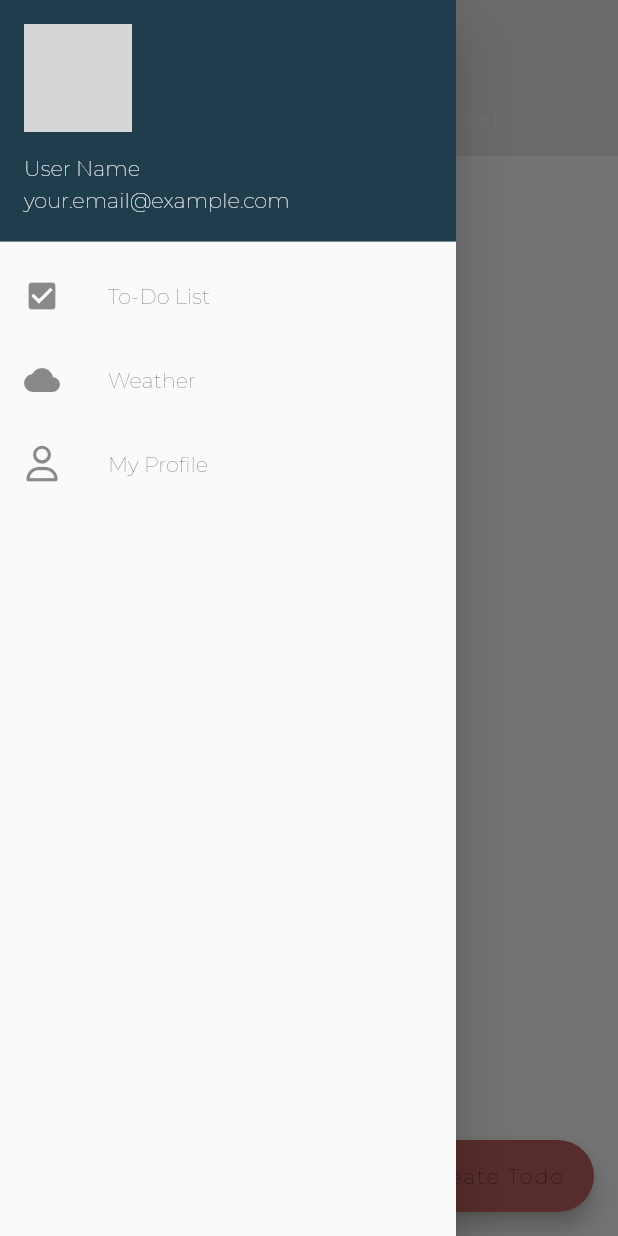
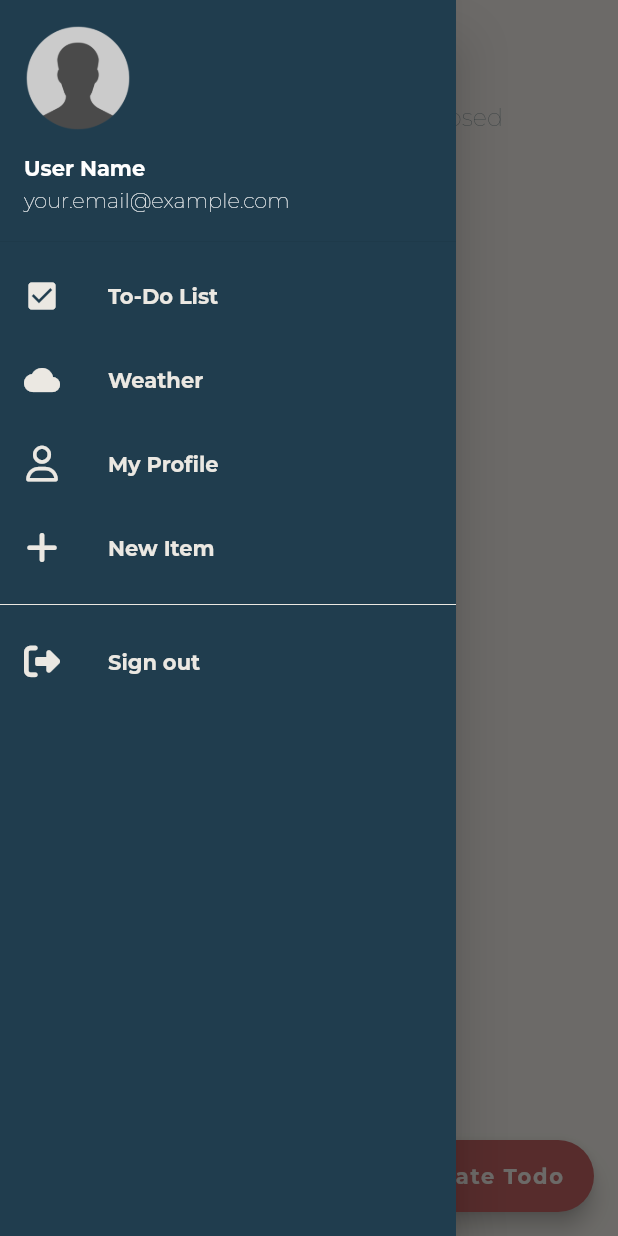
Before and after one commit to MalekGhazal/flutter_project, a Flutter app: the screen it shows once a user with an empty profile is signed in, with the side drawer open, on a phone screen of 412 x 824 dp. Run offline on Flutter 3.47's test engine with Material 2 defaults, Android fonts, the phone set to English and light mode, and no system bars; our stand-ins replace firebase_auth, firebase_core, font_awesome_flutter, google_sign_in; accounts and stored records are empty; generated files the repository leaves out were written again; project files that could hold a hidden picture were left out; grey boxes are pictures that could not be loaded.

Commit message:
Styling of Profile//Drawer//TodoScreen

```diff
--- a/lib/main.dart
+++ b/lib/main.dart
@@ -57,7 +57,7 @@ class TodoApp extends StatelessWidget {
         // Other routes are accessible through the drawer
         DrawerRoutes.todos: (context) => const TodosScreen(),
         DrawerRoutes.weather: (context) => const WeatherScreen(),
-        DrawerRoutes.profile: (context) => const ProfileScreen(),
+        DrawerRoutes.profile: (context) => ProfileScreen(),
       },
     );
   }
--- a/lib/screens/todos_screen.dart
+++ b/lib/screens/todos_screen.dart
@@ -1,6 +1,7 @@
 // ignore_for_file: use_build_context_synchronously
 
 import 'package:flutter/material.dart';
+import 'package:flutter_project/theme/light_theme.dart';
 import 'package:provider/provider.dart';
 import 'package:flutter_project/models/todo_model.dart';
 import 'package:flutter_project/providers/todo_provider.dart';
@@ -132,9 +133,12 @@ class TodosState extends State<TodosScreen> {
     return DefaultTabController(
       length: 2,
       child: Scaffold(
+        backgroundColor: Theme.of(context).colorScheme.background,
         appBar: AppBar(
-          title: const Text('To Do List'),
+          title: const RedText('TODO List'),
+          centerTitle: true,
           bottom: TabBar(
+            labelColor: Theme.of(context).colorScheme.primary,
             // Add the TabBar widget for switching tabs
             tabs: const [
               Tab(text: 'Open'),
@@ -145,8 +149,13 @@ class TodosState extends State<TodosScreen> {
                 activeTab = index == 1 ? 'closed' : 'open';
               });
             },
+            labelStyle:
+                const TextStyle(fontWeight: FontWeight.bold, fontSize: 20.0),
+            unselectedLabelStyle:
+                const TextStyle(fontWeight: FontWeight.normal, fontSize: 16.0),
           ),
         ),
+
         drawer: const TodoDrawer(), // Adding a drawer to the screen
         body: TabBarView(
           children: [
@@ -165,8 +174,11 @@ class TodosState extends State<TodosScreen> {
               ),
             );
           },
-          label: const Text('Create Todo'),
-          icon: const Icon(Icons.add),
+          label: const WhiteText('Create Todo'),
+          icon: Icon(
+            Icons.add,
+            color: Theme.of(context).colorScheme.background,
+          ),
         ),
       ),
     );
--- a/lib/theme/light_theme.dart
+++ b/lib/theme/light_theme.dart
@@ -3,10 +3,44 @@ import 'package:flutter/material.dart';
 ThemeData lightTheme = ThemeData(
   fontFamily: 'Montserrat',
   brightness: Brightness.light,
-  appBarTheme:
-      const AppBarTheme(backgroundColor: Color(0xFFEBE8E2), elevation: 0.0),
+  appBarTheme: const AppBarTheme(
+      backgroundColor: Color(0xFFEBE8E2),
+      elevation: 0.0,
+      iconTheme: IconThemeData(color: Color(0xFF203D4E))),
   colorScheme: const ColorScheme.light(
       background: Color(0xFFEBE8E2),
       primary: Color(0xFF203D4E),
       secondary: Color(0xFFBD5F5F)),
 );
+
+class WhiteText extends StatelessWidget {
+  final String data;
+
+  const WhiteText(this.data, {super.key});
+
+  @override
+  Widget build(BuildContext context) {
+    return Text(
+      data,
+      style: TextStyle(
+          color: Theme.of(context).colorScheme.background,
+          fontWeight: FontWeight.w700),
+    );
+  }
+}
+
+class RedText extends StatelessWidget {
+  final String data;
+
+  const RedText(this.data, {super.key});
+
+  @override
+  Widget build(BuildContext context) {
+    return Text(
+      data,
+      style: TextStyle(
+          color: Theme.of(context).colorScheme.secondary,
+          fontWeight: FontWeight.w700),
+    );
+  }
+}
--- a/lib/widgets/drawer.dart
+++ b/lib/widgets/drawer.dart
@@ -1,5 +1,9 @@
 import 'package:flutter/material.dart';
+import 'package:flutter_project/services/authentication.dart';
+import 'package:flutter_project/theme/light_theme.dart';
 import 'package:font_awesome_flutter/font_awesome_flutter.dart';
+
+import '../screens/add_todo_screen.dart';
 
 class TodoDrawer extends StatelessWidget {
   const TodoDrawer({super.key});
@@ -7,38 +11,82 @@ class TodoDrawer extends StatelessWidget {
   @override
   Widget build(BuildContext context) {
     return Drawer(
+      backgroundColor: Theme.of(context).colorScheme.primary,
       child: ListView(
         children: <Widget>[
           const UserAccountsDrawerHeader(
-            accountName: Text("User Name"),
+            accountName: Text("User Name",
+                style: TextStyle(fontWeight: FontWeight.w700)),
             accountEmail: Text("your.email@example.com"),
             currentAccountPicture: CircleAvatar(
               backgroundColor: Colors.transparent,
-              backgroundImage: AssetImage("images/ProfilePlaceholder.png"),
+              backgroundImage:
+                  AssetImage("assets/images/ProfilePlaceholder.png"),
             ),
           ),
           ListTile(
-            leading: const Icon(Icons.check_box),
-            title: const Text("To-Do List"),
+            leading: Icon(
+              Icons.check_box,
+              color: Theme.of(context).colorScheme.background,
+            ),
+            title: const WhiteText("To-Do List"),
             onTap: () {
               Navigator.of(context).pop(); // Close the drawer
               Navigator.of(context).pushReplacementNamed('/todos');
             },
           ),
           ListTile(
-            leading: const Icon(Icons.cloud),
-            title: const Text("Weather"),
+            leading: Icon(
+              Icons.cloud,
+              color: Theme.of(context).colorScheme.background,
+            ),
+            title: const WhiteText("Weather"),
             onTap: () {
               Navigator.of(context).pop(); // Close the drawer
               Navigator.of(context).pushReplacementNamed('/weather');
             },
           ),
           ListTile(
-            leading: const Icon(FontAwesomeIcons.user),
-            title: const Text("My Profile"),
+            leading: Icon(
+              FontAwesomeIcons.user,
+              color: Theme.of(context).colorScheme.background,
+            ),
+            title: const WhiteText("My Profile"),
             onTap: () {
               Navigator.of(context).pop(); // Close the drawer
               Navigator.of(context).pushReplacementNamed('/profile');
+            },
+          ),
+          ListTile(
+            leading: Icon(
+              FontAwesomeIcons.plus,
+              color: Theme.of(context).colorScheme.background,
+            ),
+            title: const WhiteText("New Item"),
+            onTap: () {
+              Navigator.of(context).pop(); // Close the drawer
+              Navigator.of(context).push(
+                MaterialPageRoute(
+                  builder: (context) =>
+                      const AddTodoScreen(), // Navigating to the AddTodoScreen
+                ),
+              );
+            },
+          ),
+          Divider(
+            height: 20,
+            color: Theme.of(context).colorScheme.background,
+          ),
+          ListTile(
+            leading: Icon(
+              FontAwesomeIcons.rightFromBracket,
+              color: Theme.of(context).colorScheme.background,
+            ),
+            title: const WhiteText("Sign out"),
+            onTap: () async {
+              await AuthService().signOut();
+              // ignore: use_build_context_synchronously
+              Navigator.pushReplacementNamed(context, '/');
             },
           ),
         ],
```
Also changed, not shown: lib/screens/profile_screen.dart (+54 -10 lines).
